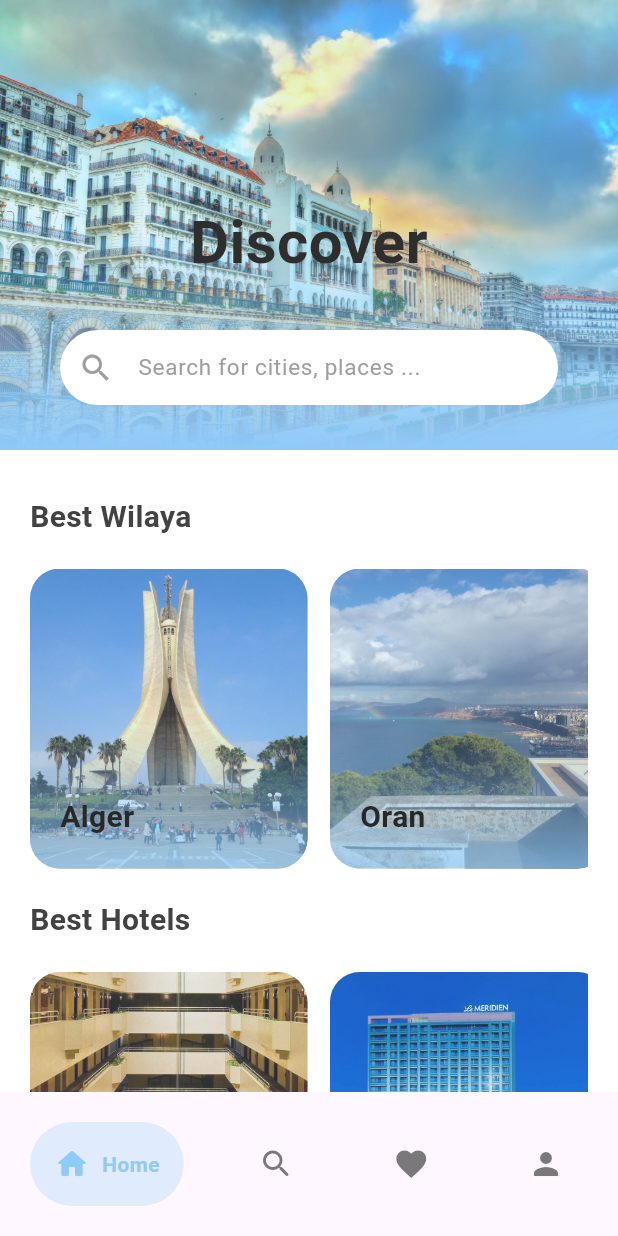
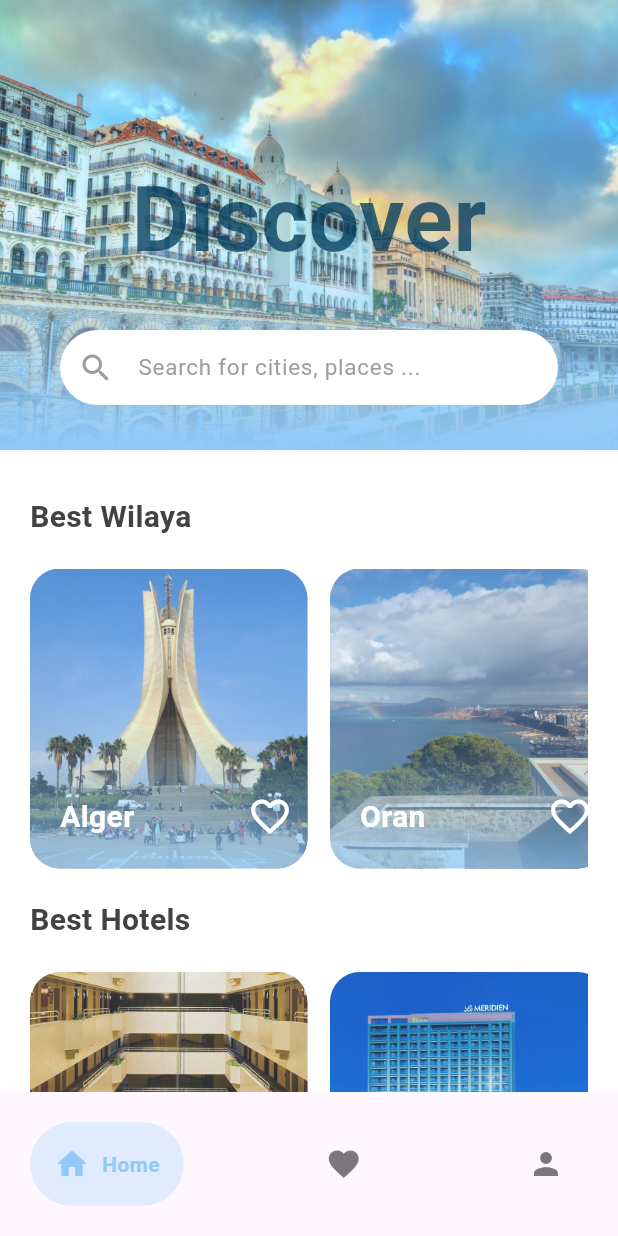
Before and after one commit to Massi-slf/dam-project1, a Flutter app: the HomePageView screen opened directly, on a phone screen of 412 x 824 dp. Run offline on Flutter 3.47's test engine with Material 3 defaults, Android fonts, the phone set to English and light mode, and no system bars; drawn by our look-alikes of google_nav_bar; our stand-ins replace get, smooth_page_indicator.

Commit message:
the final project1

```diff
--- a/new_app/lib/features/Auth/presentation/home_page_view.dart
+++ b/new_app/lib/features/Auth/presentation/home_page_view.dart
@@ -3,7 +3,7 @@
 import 'package:new_app/core/utils/constants.dart';
 import 'package:new_app/features/Auth/presentation/pages/favorite_page.dart';
 import 'package:new_app/features/Auth/presentation/pages/home_page.dart';
-import 'package:new_app/features/Auth/presentation/pages/search_page.dart';
+
 import 'package:new_app/features/Auth/presentation/pages/user_page.dart';
 
 class HomePageView extends StatefulWidget {
@@ -23,10 +23,9 @@
   }
 
   final List<Widget> pages = [
-     HomePage(),
-     SearchPage(),
-     FavoritePage(),
-     UserPage(),
+    HomePage(),
+    FavoritePage(),
+    UserPage(),
   ];
 
   @override
@@ -48,7 +47,6 @@
               icon: Icons.home_rounded,
               text: "Home",
             ),
-            GButton(icon: Icons.search_rounded, text: "Search"),
             GButton(icon: Icons.favorite, text: "Favorite"),
             GButton(icon: Icons.person_sharp, text: "Profile"),
           ],
--- a/new_app/lib/features/Auth/presentation/pages/home_page.dart
+++ b/new_app/lib/features/Auth/presentation/pages/home_page.dart
@@ -11,6 +11,8 @@
 }
 
 class _HomePageState extends State<HomePage> {
+  List<bool> liked = List.filled(8, false); // List to track liked state
+
   @override
   Widget build(BuildContext context) {
     return SafeArea(
@@ -41,8 +43,8 @@
                         "Discover",
                         textAlign: TextAlign.center,
                         style: TextStyle(
-                            color: Color.fromARGB(255, 46, 46, 46),
-                            fontSize: 40,
+                            color: Color.fromARGB(200, 4, 62, 94),
+                            fontSize: 60,
                             fontWeight: FontWeight.bold),
                       ),
                       SizedBox(
@@ -100,38 +102,66 @@
                         children: <Widget>[
                           makeItem(
                             image: 'assets/photos_wilaya/alger.jpg',
-                            title: 'Alger',onTap: () {
+                            title: 'Alger',
+                            onTap: () {
                               Navigator.push(
                                   context,
                                   MaterialPageRoute(
                                       builder: (context) => AlgerDetail()));
                             },
-
+                            onLike: () {
+                              setState(() {
+                                liked[0] = !liked[0];
+                              });
+                            },
+                            isLiked: liked[0],
                           ),
-                          makeItem(onTap: () {
+                          makeItem(
+                              onTap: () {
                                 Navigator.push(
                                     context,
                                     MaterialPageRoute(
                                         builder: (context) => OranDetail()));
                               },
                               image: 'assets/photos_wilaya/oran.jpg',
-                              title: 'Oran'),
-                          makeItem(onTap: () {
+                              title: 'Oran',
+                              onLike: () {
+                                setState(() {
+                                  liked[1] = !liked[1];
+                                });
+                              },
+                              isLiked: liked[1]),
+                          makeItem(
+                              onTap: () {
                                 Navigator.push(
                                     context,
                                     MaterialPageRoute(
                                         builder: (context) => SetifDetail()));
                               },
                               image: 'assets/photos_wilaya/setif.jpg',
-                              title: 'Setif'),
-                          makeItem(onTap: () {
+                              title: 'Setif',
+                              onLike: () {
+                                setState(() {
+                                  liked[2] = !liked[2];
+                                });
+                              },
+                              isLiked: liked[2]),
+                          makeItem(
+                              onTap: () {
                                 Navigator.push(
                                     context,
                                     MaterialPageRoute(
-                                      builder: (context) => ConstantinDetail()));
+                                        builder: (context) =>
+                                            ConstantinDetail()));
                               },
                               image: 'assets/photos_wilaya/constantine.jpg',
-                              title: 'Constantine')
+                              title: 'Constantine',
+                              onLike: () {
+                                setState(() {
+                                  liked[3] = !liked[3];
+                                });
+                              },
+                              isLiked: liked[3]),
                         ],
                       ),
                     ),
@@ -155,55 +185,47 @@
                         children: <Widget>[
                           makeItem(
                               image: 'assets/photos_wilaya/ha.jpg',
-                              title: 'Alger'),
+                              title: 'Hotel A',
+                              onLike: () {
+                                setState(() {
+                                  liked[4] = !liked[4];
+                                });
+                              },
+                              isLiked: liked[4]),
                           makeItem(
                               image: 'assets/photos_wilaya/ho.jpg',
-                              title: 'Oran'),
+                              title: 'Hotel B',
+                              onLike: () {
+                                setState(() {
+                                  liked[5] = !liked[5];
+                                });
+                              },
+                              isLiked: liked[5]),
                           makeItem(
                               image: 'assets/photos_wilaya/hs.jpg',
-                              title: 'Setif'),
+                              title: 'Hotel C',
+                              onLike: () {
+                                setState(() {
+                                  liked[6] = !liked[6];
+                                });
+                              },
+                              isLiked: liked[6]),
                           makeItem(
                               image: 'assets/photos_wilaya/hc.jpg',
-                              title: 'Constantine')
+                              title: 'Hotel D',
+                              onLike: () {
+                                setState(() {
+                                  liked[7] = !liked[7];
+                                });
+                              },
+                              isLiked: liked[7]),
                         ],
                       ),
                     ),
                     SizedBox(
                       height: 20,
                     ),
-                    // Text(
-                    //   "Popular",
-                    //   style: TextStyle(
-                    //       fontWeight: FontWeight.bold,
-                    //       color: Colors.grey[800],
-                    //       fontSize: 20),
-                    // ),
-                    // SizedBox(
-                    //   height: 20,
-                    // ),
-                    // Container(
-                    //   height: 200,
-                    //   child: ListView(
-                    //     scrollDirection: Axis.horizontal,
-                    //     children: <Widget>[
-                    //       makeItem(
-                    //           image: 'assets/images/greece.jpg', title: 'Greece'),
-                    //       makeItem(
-                    //           image: 'assets/images/united-states.jpg',
-                    //           title: 'United States'),
-                    //       makeItem(
-                    //           image: 'assets/images/Italy.jpg', title: 'Italy'),
-                    //       makeItem(
-                    //           image: 'assets/images/canada.jpg', title: 'Canada'),
-                    //     ],
-                    //   ),
-                    // ),
-                    // SizedBox(
-                    //   height: 20,
-                    // ),
-                    // SizedBox(
-                    //   height: 80,
-                    // ),
+                    // Add more sections as needed
                   ],
                 ),
               )
@@ -214,152 +236,68 @@
     );
   }
 
-  Widget makeItem({image, title, VoidCallback? onTap}) {
+  Widget makeItem({
+    required String image,
+    required String title,
+    VoidCallback? onTap,
+    VoidCallback? onLike,
+    bool isLiked = false,
+  }) {
     return AspectRatio(
       aspectRatio: 1 / 1,
       child: GestureDetector(
         onTap: onTap,
-        child: Container(
+        child: Stack(
+          children: [
+            Container(
               margin: EdgeInsets.only(right: 15),
               decoration: BoxDecoration(
                 borderRadius: BorderRadius.circular(20),
-              image:
-                  DecorationImage(image: AssetImage(image), fit: BoxFit.cover)),
+                image: DecorationImage(
+                  image: AssetImage(image),
+                  fit: BoxFit.cover,
+                ),
+              ),
               child: Container(
                 padding: EdgeInsets.all(20),
                 decoration: BoxDecoration(
                   borderRadius: BorderRadius.circular(20),
-                gradient: LinearGradient(begin: Alignment.bottomRight, colors: [
+                  gradient: LinearGradient(
+                    begin: Alignment.bottomRight,
+                    colors: [
                       MainColor.withOpacity(.8),
                       MainColor.withOpacity(.2),
-                ])),
+                    ],
+                  ),
+                ),
                 child: Align(
                   alignment: Alignment.bottomLeft,
                   child: Text(
                     title,
                     style: TextStyle(
-                    color: Color.fromARGB(255, 40, 40, 40),
+                      color: Color.fromARGB(255, 255, 255, 255),
                       fontSize: 20,
-                    fontWeight: FontWeight.w600),
+                      fontWeight: FontWeight.w600,
                     ),
                   ),
                 ),
               ),
             ),
+            Positioned(
+              bottom: 20,
+              right: 25,
+              child: GestureDetector(
+                onTap: onLike,
+                child: Icon(
+                  isLiked ? Icons.favorite : Icons.favorite_border,
+                  color: isLiked ? Colors.red : Colors.white,
+                  size: 30,
+                ),
+              ),
+            ),
+          ],
+        ),
+      ),
     );
   }
 }
-
-// import 'package:flutter/material.dart';
-// import 'package:new_app/core/utils/constants.dart';
-// import 'package:new_app/core/utils/suze_config.dart';
-
-// class HomePage extends StatefulWidget {
-//   const HomePage({super.key});
-
-//   @override
-//   State<HomePage> createState() => _HomePageState();
-// }
-
-// class _HomePageState extends State<HomePage> with TickerProviderStateMixin {
-//   @override
-//   Widget build(BuildContext context) {
-//     return Scaffold(
-//       body: Column(
-//         crossAxisAlignment: CrossAxisAlignment.start,
-//         children: [
-//           Container(
-//             child: Padding(
-//               padding: const EdgeInsets.only(left: 20, top: 70),
-//               child: Row(
-//                 children: [
-//                   Icon(
-//                     Icons.menu_rounded,
-//                     size: 30,
-//                     color: IconColor,
-//                   ),
-//                   Expanded(child: Container()),
-//                   Container(
-//                     margin: const EdgeInsets.only(right: 20),
-//                     width: SizeConfig.defaultSize! * 5,
-//                     height: SizeConfig.defaultSize! * 5,
-//                     decoration: BoxDecoration(
-//                         borderRadius: BorderRadius.circular(10),
-//                         color: Colors.grey[400]),
-//                   ),
-//                 ],
-//               ),
-//             ),
-//           ),
-//           SizedBox(
-//             height: 40,
-//           ),
-//           Padding(
-//             padding: const EdgeInsets.only(left: 20, bottom: 40),
-//             child: Text(
-//               "Discover",
-//               style: TextStyle(
-//                   fontFamily: 'Poppins',
-//                   fontSize: 35,
-//                   color: Color.fromRGBO(46, 46, 46, 0.882),
-//                   fontWeight: FontWeight.bold),
-//             ),
-//           ),
-//           ListView.builder(
-//            // itemCount: 3,
-//             scrollDirection: Axis.horizontal,
-//             itemBuilder: (BuildContext context, int index) {
-//               return
-//                 Container(
-//                 width: 200,
-//                 height: 300,
-//                 decoration: BoxDecoration(
-//                     borderRadius: BorderRadius.circular(20),
-//                     color: Colors.white,
-//                     image: DecorationImage(
-//                         image: AssetImage("assets/photos/test.png"),
-//                         fit: BoxFit.cover)),
-//               );
-//             },
-//           ),
-
-//           // SizedBox(
-//           //   height: 40,
-//           // ),
-//           //tabbar
-//           // Container(
-//           //   child: Align(
-//           //     alignment: Alignment.centerLeft,
-//           //     child: TabBar(
-//           //       labelPadding: EdgeInsets.only(left: 20,right: 20),
-//           //         labelColor: MainColor,
-//           //         unselectedLabelColor: Colors.black54,
-//           //         controller: tabController,
-//           //        isScrollable: true,
-//           //        indicatorSize: TabBarIndicatorSize.label,
-
-//           //         tabs: [
-//           //           Tab(
-
-//           //           ),
-//           //           Tab(
-//           //             text: "ATAR",
-//           //           ),
-//           //           Tab(
-//           //             text: "wilaya",
-//           //           )
-//           //         ]),
-//           //   ),
-//           // ),
-//           // Container(
-//           //   height: 300,
-//           //   width: double.maxFinite,
-//           //   child: TabBarView(
-//           //       controller: tabController,
-//           //       children: [Text('hi'), Text('hi'), Text('hi')]),
-//           // )
-//         ],
-//       ),
-//     );
-//   }
-// }
```
Also changed, not shown: new_app/lib/features/Auth/presentation/pages/search_page.dart (deleted, +0 -10 lines), new_app/lib/main.dart (+3 -5 lines). Lines whose indentation alone changed are shown as unchanged.
